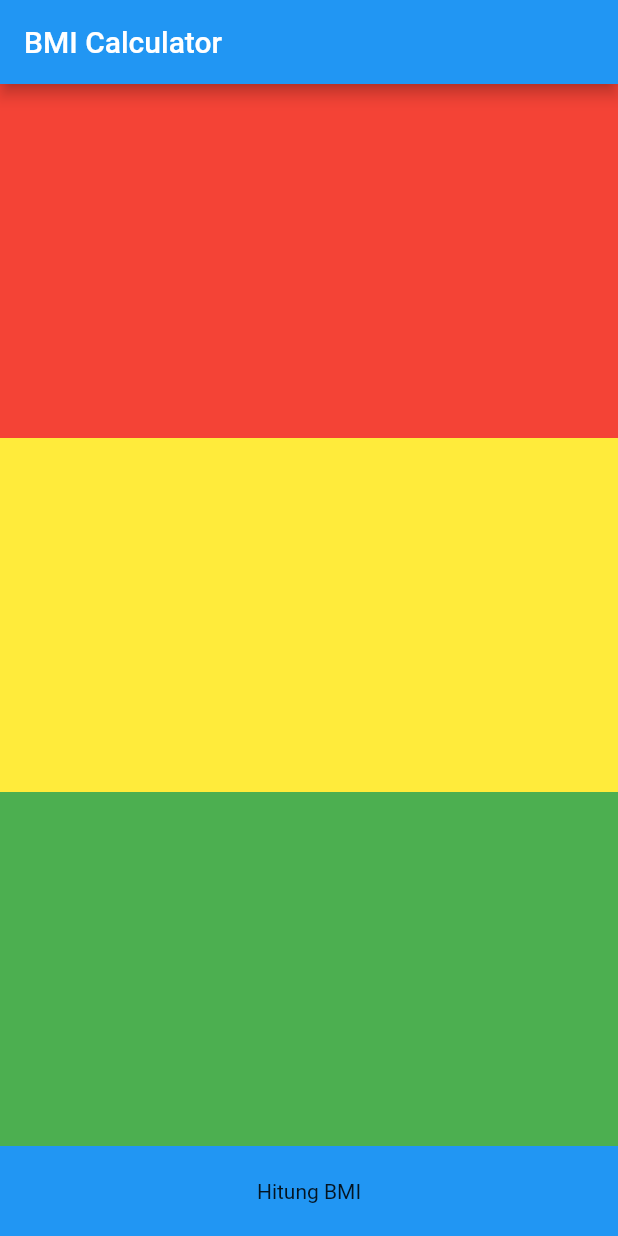
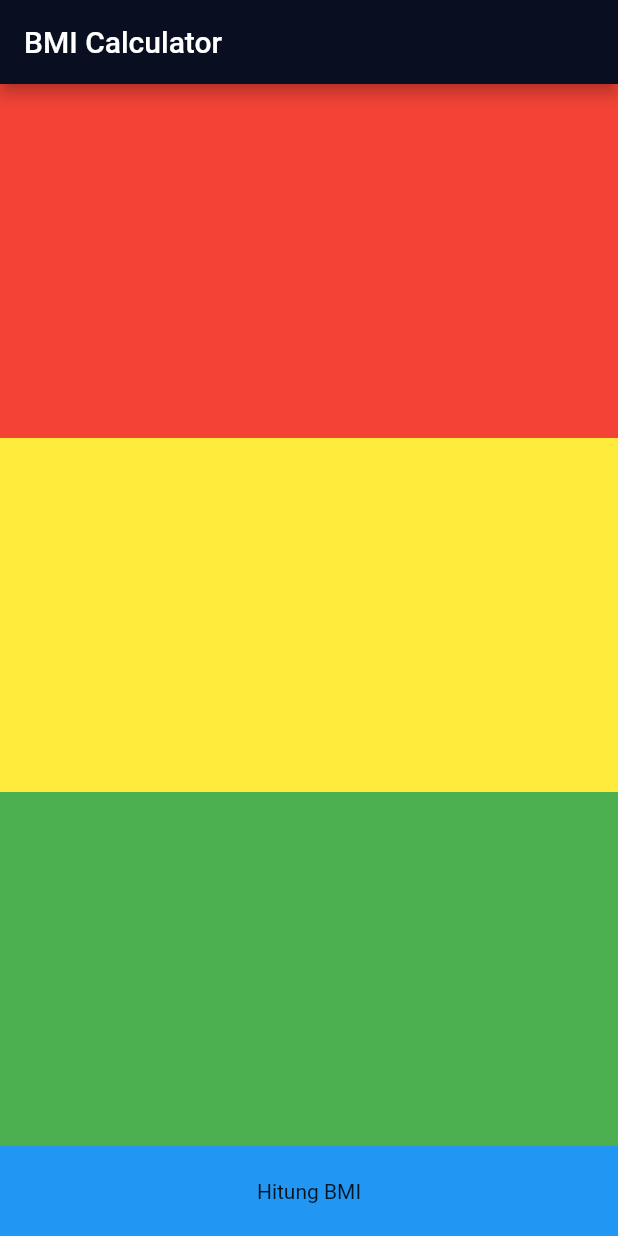
Before and after one commit to ImamHaris/bmiimhar, a Flutter app: the screen it shows after launch, on a phone screen of 412 x 824 dp. Run offline on Flutter 3.47's test engine with Material 2 defaults, Android fonts, the phone set to English and light mode, and no system bars.

Commit message:
Membuat Tema Warna Pada Semua AppBar

```diff
--- a/lib/main.dart
+++ b/lib/main.dart
@@ -14,6 +14,9 @@ class MyApp extends StatelessWidget {
     return MaterialApp(
         title: 'Flutter Demo',
         theme: ThemeData(
+          appBarTheme: AppBarTheme(
+              // Warna Contoh BMI #0A0E21
+              backgroundColor: Color(0xff0A0E21)),
           // This is the theme of your application.
           //
           // Try running your application with "flutter run". You'll see the
```
